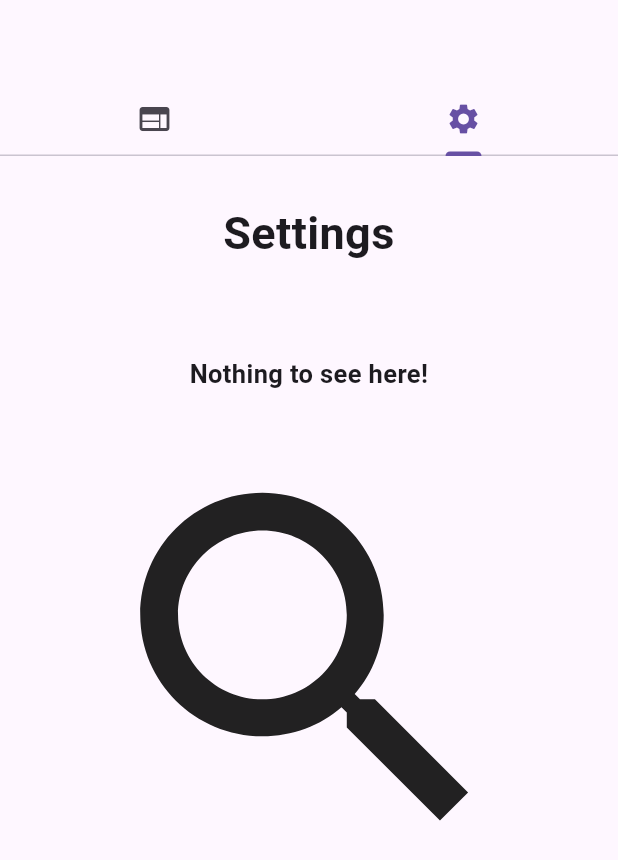
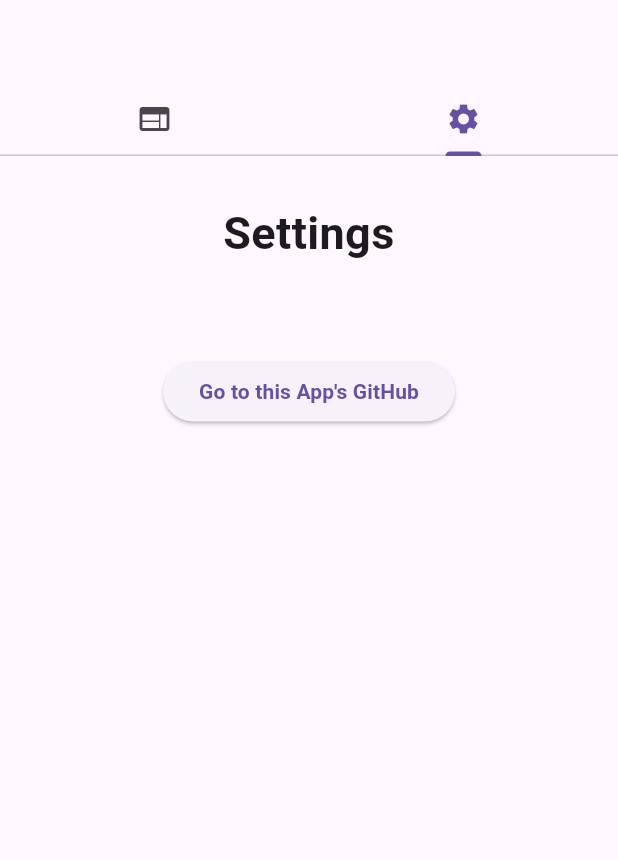
Before and after one commit to malawarecreator/request_pengui, a Flutter app: the screen it shows after launch, tab 2 chosen, on a phone screen of 412 x 824 dp. Shown: the top 860 px of the screen. Run offline on Flutter 3.47's test engine with Material 3 defaults, Android fonts, the phone set to English and light mode, and no system bars.

Commit message:
github link in settings

```diff
--- a/lib/main.dart
+++ b/lib/main.dart
@@ -1,5 +1,6 @@
 import 'package:flutter/material.dart';
 import 'package:http/http.dart' as http;
+import 'package:url_launcher/url_launcher.dart';
 void main() {
   runApp(const MainApp());
 }
@@ -15,6 +16,7 @@ class _MainAppState extends State<MainApp> {
   final List<String> _request_types = ["GET", "POST", "PUT", "DELETE"];
   final _urlcontroller = TextEditingController();
   final _postdatacontroller = TextEditingController();
+  final Uri gh_uri = Uri.parse("https://github.com/malawarecreator/request_pengui.git");
   String output_text = "";
 
   String? _request_type = "GET";
@@ -171,9 +173,9 @@ class _MainAppState extends State<MainApp> {
               SizedBox(height: 30,),
               Text("Settings", textAlign: TextAlign.center, style: TextStyle(fontWeight: FontWeight.bold, fontSize: 30),),
               SizedBox(height: 60,),
-              Text("Nothing to see here!", textAlign:  TextAlign.center, style: TextStyle(fontSize: 17, fontWeight: FontWeight.bold),),
-              SizedBox(height: 30,),
-              Icon(Icons.search, size: 300,)
+              ElevatedButton(onPressed: () async {
+                await launchUrl(gh_uri);
+              }, child: Text("Go to this App's GitHub", style: TextStyle(fontWeight: FontWeight.bold, fontSize: 14),),)
             ],
           ),
         ]),
--- a/pubspec.yaml
+++ b/pubspec.yaml
@@ -10,6 +10,7 @@ dependencies:
   flutter:
     sdk: flutter
   flutter_launcher_icons: ^0.14.3
+  url_launcher: ^6.1.11
   http: ^1.3.0
 
 dev_dependencies:
```
Also changed, not shown: pubspec.lock, 5 other files.
